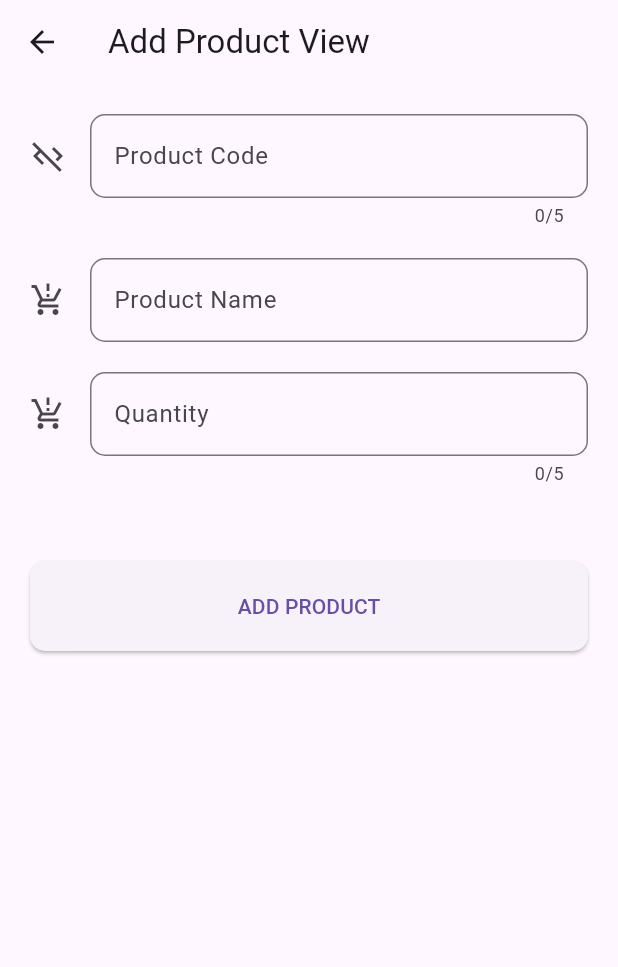
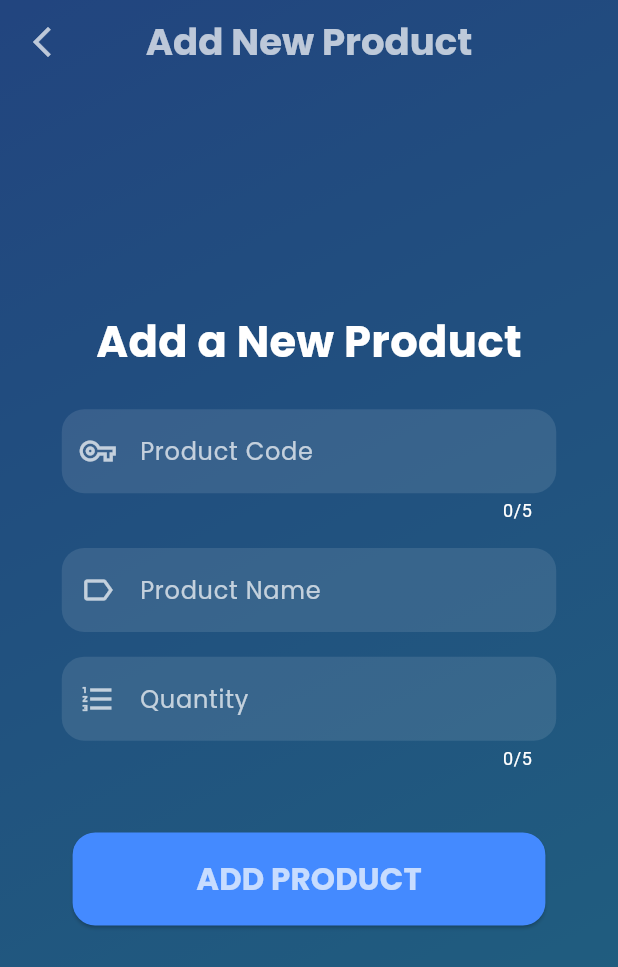
Before and after one commit to iqbalsuwandi20/qr-code, a Flutter app: the AddProductView screen opened by its route, on a phone screen of 412 x 824 dp. Shown: the top 967 px of the screen. Run offline on Flutter 3.47's test engine with Material 3 defaults, Android fonts, the phone set to English and light mode, and no system bars; our stand-ins replace bloc, cloud_firestore, firebase_auth, firebase_core, flutter_bloc, go_router and 5 more; missing offline and left inert: flutter_barcode_scanner; accounts and stored records are empty; network calls fail; project files that could hold a hidden picture were left out.

Commit message:
styling add product

```diff
--- a/lib/pages/add_product/add_product_view.dart
+++ b/lib/pages/add_product/add_product_view.dart
@@ -1,5 +1,6 @@
 import 'package:flutter/material.dart';
 import 'package:go_router/go_router.dart';
+import 'package:google_fonts/google_fonts.dart';
 
 import '../../logic/bloc.dart';
 
@@ -14,11 +15,62 @@ class AddProductView extends StatelessWidget {
   Widget build(BuildContext context) {
     return Scaffold(
       appBar: AppBar(
-        title: Text("Add Product View"),
+        title: Text(
+          "Add New Product",
+          style: GoogleFonts.poppins(
+            fontWeight: FontWeight.bold,
+            fontSize: MediaQuery.of(context).size.width * 0.06,
+            color: Colors.white70,
           ),
-      body: ListView(
-        padding: EdgeInsets.all(20),
+        ),
+        centerTitle: true,
+        backgroundColor: Colors.transparent,
+        elevation: 0,
+        leading: IconButton(
+          onPressed: () => context.pop(),
+          icon: const AnimatedSwitcher(
+            duration: Duration(milliseconds: 300),
+            child: Icon(
+              Icons.arrow_back_ios_new,
+              key: ValueKey<int>(1),
+              color: Colors.white70,
+            ),
+          ),
+        ),
+      ),
+      extendBodyBehindAppBar: true,
+      body: Stack(
         children: [
+          Container(
+            decoration: const BoxDecoration(
+              gradient: LinearGradient(
+                colors: [Colors.blueAccent, Colors.lightBlueAccent],
+                begin: Alignment.topLeft,
+                end: Alignment.bottomRight,
+              ),
+            ),
+          ),
+          Container(
+            color: Colors.black.withOpacity(0.5),
+          ),
+          Center(
+            child: SingleChildScrollView(
+              padding: EdgeInsets.symmetric(
+                horizontal: MediaQuery.of(context).size.width * 0.1,
+              ),
+              child: Column(
+                mainAxisAlignment: MainAxisAlignment.center,
+                children: [
+                  Text(
+                    'Add a New Product',
+                    textAlign: TextAlign.center,
+                    style: GoogleFonts.poppins(
+                      fontSize: MediaQuery.of(context).size.width * 0.07,
+                      fontWeight: FontWeight.bold,
+                      color: Colors.white,
+                    ),
+                  ),
+                  SizedBox(height: MediaQuery.of(context).size.height * 0.03),
                   TextField(
                     controller: codeController,
                     autocorrect: false,
@@ -27,26 +79,39 @@ class AddProductView extends StatelessWidget {
                     maxLength: 5,
                     decoration: InputDecoration(
                       labelText: "Product Code",
-              icon: Icon(Icons.code_off_outlined),
+                      labelStyle: GoogleFonts.poppins(color: Colors.white70),
+                      prefixIcon: const Icon(Icons.vpn_key_outlined,
+                          color: Colors.white70),
+                      filled: true,
+                      fillColor: Colors.white.withOpacity(0.1),
                       border: OutlineInputBorder(
-                borderRadius: BorderRadius.circular(10),
+                        borderRadius: BorderRadius.circular(15),
+                        borderSide: BorderSide.none,
                       ),
+                      counterStyle: const TextStyle(color: Colors.white),
                     ),
+                    style: GoogleFonts.poppins(color: Colors.white),
                   ),
-          SizedBox(height: 20),
+                  SizedBox(height: MediaQuery.of(context).size.height * 0.02),
                   TextField(
                     controller: nameController,
                     autocorrect: false,
                     textInputAction: TextInputAction.next,
                     decoration: InputDecoration(
                       labelText: "Product Name",
-              icon: Icon(Icons.production_quantity_limits_outlined),
+                      labelStyle: GoogleFonts.poppins(color: Colors.white70),
+                      prefixIcon: const Icon(Icons.label_outline,
+                          color: Colors.white70),
+                      filled: true,
+                      fillColor: Colors.white.withOpacity(0.1),
                       border: OutlineInputBorder(
-                borderRadius: BorderRadius.circular(10),
+                        borderRadius: BorderRadius.circular(15),
+                        borderSide: BorderSide.none,
                       ),
                     ),
+                    style: GoogleFonts.poppins(color: Colors.white),
                   ),
-          SizedBox(height: 20),
+                  SizedBox(height: MediaQuery.of(context).size.height * 0.02),
                   TextField(
                     controller: quantityController,
                     autocorrect: false,
@@ -55,18 +120,30 @@ class AddProductView extends StatelessWidget {
                     maxLength: 5,
                     decoration: InputDecoration(
                       labelText: "Quantity",
-              icon: Icon(Icons.production_quantity_limits_outlined),
+                      labelStyle: GoogleFonts.poppins(color: Colors.white70),
+                      prefixIcon: const Icon(
+                          Icons.format_list_numbered_outlined,
+                          color: Colors.white70),
+                      filled: true,
+                      fillColor: Colors.white.withOpacity(0.1),
                       border: OutlineInputBorder(
-                borderRadius: BorderRadius.circular(10),
+                        borderRadius: BorderRadius.circular(15),
+                        borderSide: BorderSide.none,
                       ),
+                      counterStyle: const TextStyle(color: Colors.white),
                     ),
+                    style: GoogleFonts.poppins(color: Colors.white),
                   ),
-          SizedBox(height: 50),
+                  SizedBox(height: MediaQuery.of(context).size.height * 0.05),
                   ElevatedButton(
                     style: ElevatedButton.styleFrom(
-              padding: EdgeInsets.symmetric(vertical: 20),
+                      backgroundColor: Colors.blueAccent,
+                      padding: EdgeInsets.symmetric(
+                        vertical: MediaQuery.of(context).size.height * 0.02,
+                        horizontal: MediaQuery.of(context).size.width * 0.2,
+                      ),
                       shape: RoundedRectangleBorder(
-                borderRadius: BorderRadius.circular(10),
+                        borderRadius: BorderRadius.circular(15),
                       ),
                     ),
                     onPressed: () {
@@ -74,7 +151,9 @@ class AddProductView extends StatelessWidget {
                           nameController.text.isEmpty &&
                           quantityController.text.isEmpty) {
                         ScaffoldMessenger.of(context).showSnackBar(
-                    SnackBar(content: Text('Data tidak boleh kosong')));
+                          const SnackBar(content: Text('Data cannot be empty')),
+                        );
+                        return;
                       }
                       if (codeController.text.length == 5 &&
                           quantityController.text.length == 5) {
@@ -84,28 +163,47 @@ class AddProductView extends StatelessWidget {
                               qty: int.tryParse(quantityController.text) ?? 0,
                             ));
                       } else {
-                ScaffoldMessenger.of(context).showSnackBar(SnackBar(
-                    content:
-                        Text('Product Code dan Quantity harus wajib 5 angka')));
+                        ScaffoldMessenger.of(context).showSnackBar(
+                          const SnackBar(
+                            content: Text(
+                              'Product Code and Quantity must be 5 digits',
+                            ),
+                          ),
+                        );
                       }
                     },
                     child: BlocConsumer<ProductBloc, ProductState>(
                       listener: (context, state) {
                         if (state is ProductStateError) {
-                  ScaffoldMessenger.of(context)
-                      .showSnackBar(SnackBar(content: Text(state.message)));
+                          ScaffoldMessenger.of(context).showSnackBar(
+                            SnackBar(content: Text(state.message)),
+                          );
                         }
                         if (state is ProductStateCompleteAdd) {
-                  context.pop();
+                          Navigator.of(context).pop();
                           ScaffoldMessenger.of(context).showSnackBar(
-                      SnackBar(content: Text("Sukes Menambah Product")));
+                            const SnackBar(
+                              content: Text("Product added successfully!"),
+                            ),
+                          );
                         }
                       },
                       builder: (context, state) {
-                return Text(state is ProductStateLoadingAdd
+                        return Text(
+                          state is ProductStateLoadingAdd
                               ? 'LOADING..'
-                    : 'ADD PRODUCT');
+                              : 'ADD PRODUCT',
+                          style: GoogleFonts.poppins(
+                            fontSize: MediaQuery.of(context).size.width * 0.05,
+                            fontWeight: FontWeight.bold,
+                            color: Colors.white70,
+                          ),
+                        );
                       },
+                    ),
+                  ),
+                ],
+              ),
             ),
           ),
         ],
--- a/lib/pages/home/home_view.dart
+++ b/lib/pages/home/home_view.dart
@@ -128,14 +128,14 @@ class HomeView extends StatelessWidget {
                                       icon,
                                       size: MediaQuery.of(context).size.width *
                                           0.2,
-                                      color: Colors.white,
+                                      color: Colors.white70,
                                     );
                                   },
                                 )
                               : Icon(
                                   icon,
                                   size: MediaQuery.of(context).size.width * 0.2,
-                                  color: Colors.white,
+                                  color: Colors.white70,
                                 ),
                           SizedBox(
                               height:
@@ -170,6 +170,7 @@ class HomeView extends StatelessWidget {
           duration: Duration(milliseconds: 300),
           child: Icon(
             Icons.logout_outlined,
+            key: ValueKey<int>(1),
             color: Colors.white70,
           ),
         ),
--- a/lib/pages/login/login_view.dart
+++ b/lib/pages/login/login_view.dart
@@ -56,8 +56,11 @@ class LoginView extends StatelessWidget {
                       labelStyle: GoogleFonts.poppins(color: Colors.white70),
                       prefixIcon: const AnimatedSwitcher(
                         duration: Duration(milliseconds: 300),
-                        child:
-                            Icon(Icons.email_outlined, color: Colors.white70),
+                        child: Icon(
+                          Icons.email_outlined,
+                          color: Colors.white70,
+                          key: ValueKey<int>(1),
+                        ),
                       ),
                       filled: true,
                       fillColor: Colors.white.withOpacity(0.1),
@@ -79,7 +82,11 @@ class LoginView extends StatelessWidget {
                       labelStyle: GoogleFonts.poppins(color: Colors.white70),
                       prefixIcon: const AnimatedSwitcher(
                         duration: Duration(milliseconds: 300),
-                        child: Icon(Icons.lock_outlined, color: Colors.white70),
+                        child: Icon(
+                          Icons.lock_outlined,
+                          color: Colors.white70,
+                          key: ValueKey<int>(1),
+                        ),
                       ),
                       filled: true,
                       fillColor: Colors.white.withOpacity(0.1),
@@ -127,7 +134,7 @@ class LoginView extends StatelessWidget {
                               fontSize:
                                   MediaQuery.of(context).size.width * 0.05,
                               fontWeight: FontWeight.bold,
-                              color: Colors.white,
+                              color: Colors.white70,
                             ),
                           );
                         }
@@ -136,7 +143,7 @@ class LoginView extends StatelessWidget {
                           style: GoogleFonts.poppins(
                             fontSize: MediaQuery.of(context).size.width * 0.05,
                             fontWeight: FontWeight.bold,
-                            color: Colors.white,
+                            color: Colors.white70,
                           ),
                         );
                       },
```
Lines whose indentation alone changed are shown as unchanged.
